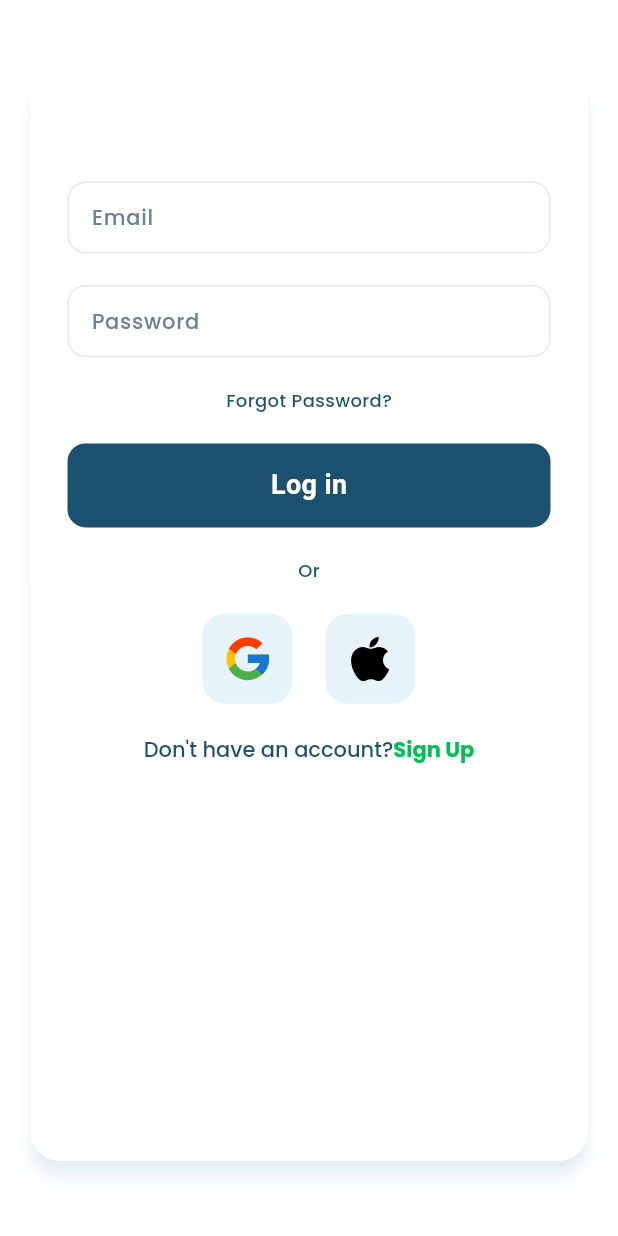
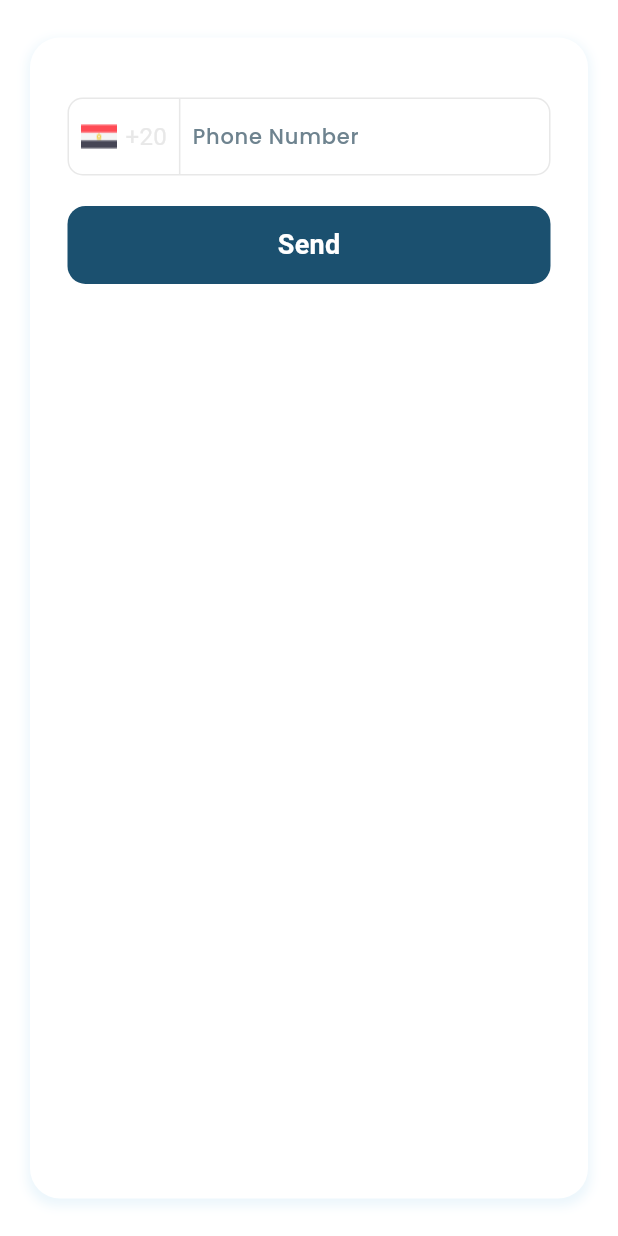
Before and after one commit to ahmedyaser12/HEDG, a Flutter app: the BuildCard widget shown alone on an empty page, opened directly, on a phone screen of 412 x 824 dp. Run offline on Flutter 3.47's test engine with Material 3 defaults, Android fonts, the phone set to English and light mode, and no system bars; our stand-ins replace dio, dots_indicator, flutter_bloc, flutter_screenutil, flutter_svg, get_it and 1 more.

Commit message:
finish forget_screen.dart

```diff
--- a/lib/core/routing/app_router.dart
+++ b/lib/core/routing/app_router.dart
@@ -3,6 +3,7 @@ import 'package:flutter_bloc/flutter_bloc.dart';
 import 'package:hedg/core/routing/routs_names.dart';
 import 'package:hedg/screens/login-screen/ui/login_screen.dart';
 
+import '../../screens/forget_password_screen/Ui/forget_screen.dart';
 import '../../screens/onboarding_screen/Ui/on_boarding_screen.dart';
 import '../../screens/onboarding_screen/logic/onboarding_cubit.dart';
 
@@ -21,6 +22,11 @@ class AppRouter {
               )),
         );
 
+      case RouteName.FORGOT_PASSWORD:
+        return MaterialPageRoute(
+          builder: ((context) => const ForgotPasswordScreen()),
+        );
+
       default:
         return null;
     }
--- a/lib/core/routing/routs_names.dart
+++ b/lib/core/routing/routs_names.dart
@@ -2,6 +2,7 @@ class RouteName {
   static const String LOGIN = '/phone_login';
   static const String ONBOARDING = '/onboarding';
   static const String SIGNUP = '/sign_up';
+  static const String FORGOT_PASSWORD = '/forgot_password';
   static const String VERIFICATION = '/verify';
 
 }
--- a/lib/core/utils/app_string.dart
+++ b/lib/core/utils/app_string.dart
@@ -21,4 +21,21 @@ class AppStrings {
   static const String loginDontHaveAccount = 'Don\'t have an account?';
   static const String loginSignUp = 'Sign Up';
   static const String loginButton = 'Log in';
+  //signup strings
+  static const String signupTitle = 'Create Your Account';
+  static const String signupSubTitle = 'Enter your details to continue';
+  static const String signupNameHint = 'Name';
+  static const String signupEmailHint = 'Email';
+  static const String signupPasswordHint = 'Password';
+  static const String signupButton = 'Sign Up';
+  static const String signupAlreadyHaveAccount = 'Already have an account?';
+  static const String signupLogin = 'Log In';
+
+  //forget password strings
+  static const String forgetPasswordTitle = 'Forgot Password?';
+  static const String forgetPasswordSubTitle = 'Enter your phone number to reset your\npassword';
+  static const String forgetPasswordHint = 'Phone Number';
+  static const String forgetPasswordSend = 'Send';
+  static const String forgetPasswordResendTimer = 'Re-Send Code In 0:30';
+
 }
--- a/lib/core/utils/styles.dart
+++ b/lib/core/utils/styles.dart
@@ -19,6 +19,12 @@ class TextStyles {
     fontSize: 14,
     fontWeight: FontWeight.w500,
     color: AppColors.greyColor,
+  );
+  static TextStyle font14SecondaryW700 = TextStyle(
+    fontFamily: 'Poppins',
+    fontSize: 14,
+    fontWeight: FontWeight.w700,
+    color: AppColors.secondary,
   );
   static TextStyle font12Primary500weight = TextStyle(
     fontSize: 12,
--- a/lib/core/widgets/build_card.dart
+++ b/lib/core/widgets/build_card.dart
@@ -4,26 +4,34 @@ import '../utils/colors.dart';
 
 class BuildCard extends StatelessWidget {
   final Widget body;
+  final double marginVertical;
+  final double paddingVertical;
 
   const BuildCard({
     super.key,
     required this.body,
+    this.marginVertical = 50,
+    this.paddingVertical = 50,
   });
 
   @override
   Widget build(BuildContext context) {
-    return Card(
-      elevation: 5,
-      shadowColor: AppColors.lightBlueColor.withOpacity(0.2),
-      margin: const EdgeInsets.symmetric(horizontal: 20, vertical: 50),
-      shape: RoundedRectangleBorder(
+    return Container(
+      margin: EdgeInsets.symmetric(horizontal: 20, vertical: marginVertical),
+      padding: EdgeInsets.symmetric(horizontal: 25, vertical: paddingVertical),
+      decoration: BoxDecoration(
         borderRadius: BorderRadius.circular(20),
+        color: Colors.white,
+        boxShadow: [
+          BoxShadow(
+            color: AppColors.lightBlueColor.withOpacity(0.08),
+            spreadRadius: 2,
+            blurRadius: 5,
+            offset: const Offset(0, 3),
+          ),
+        ],
       ),
-      color: AppColors.whiteColor,
-      child: Padding(
-        padding: const EdgeInsets.symmetric(horizontal: 25, vertical: 50),
-        child: body,
-      ),
+      child: body,
     );
   }
 }
--- a/lib/core/widgets/divider_widget.dart
+++ b/lib/core/widgets/divider_widget.dart
@@ -1,10 +1,8 @@
 import 'package:flutter/material.dart';
 
 import '../utils/colors.dart';
-import '../utils/styles.dart';
 
 class DividerWidget extends StatelessWidget {
-
   const DividerWidget({
     super.key,
   });
--- /dev/null
+++ b/lib/screens/forget_password_screen/Ui/widget/card_content.dart
@@ -0,0 +1,75 @@
+import 'package:flutter/material.dart';
+
+import '../../../../core/utils/app_string.dart';
+import '../../../../core/utils/colors.dart';
+import '../../../../core/utils/common_functions.dart';
+import '../../../../core/utils/styles.dart';
+import '../../../../core/widgets/app_buttons.dart';
+
+class CardContent extends StatelessWidget {
+  const CardContent({
+    super.key,
+  });
+
+  @override
+  Widget build(BuildContext context) {
+    return Column(
+      children: [
+        Container(
+          padding: const EdgeInsets.symmetric(horizontal: 8.0),
+          decoration: BoxDecoration(
+            border: Border.all(
+              color: AppColors.gery50,
+            ),
+            borderRadius: BorderRadius.circular(10.0),
+          ),
+          child: Row(
+            children: <Widget>[
+              Row(
+                children: <Widget>[
+                  Image.asset(
+                    'assets/images/account - 2-image.png',
+                    // Make sure you have this asset in your project
+                    width: 24,
+                    height: 24,
+                  ),
+                  widthSpace(5),
+                  Text(
+                    '+20',
+                    style: TextStyle(
+                      fontSize: 16,
+                      color: AppColors.gery50,
+                    ),
+                  ),
+                ],
+              ),
+              // Add the vertical line
+              Container(
+                width: 1,
+                height: 50,
+                color: AppColors.gery50,
+                margin: const EdgeInsets.symmetric(horizontal: 8.0),
+              ),
+              Expanded(
+                child: TextField(
+                  keyboardType: TextInputType.phone,
+                  decoration: InputDecoration(
+                    border: InputBorder.none,
+                    hintText: AppStrings.forgetPasswordHint,
+                    hintStyle: TextStyles.font14greyW500,
+                  ),
+                ),
+              ),
+            ],
+          ),
+        ),
+        heightSpace(20),
+        primaryButton(
+          title: AppStrings.forgetPasswordSend,
+          borderRadius: 12,
+          verticalHeight: 13,
+        ),
+      ],
+    );
+  }
+}
--- a/pubspec.yaml
+++ b/pubspec.yaml
@@ -32,6 +32,7 @@ dependencies:
   flutter_screenutil: ^5.9.3
   google_fonts: ^6.2.1
   path_provider: ^2.1.3
+  intl_phone_number_input: ^0.7.4
 dev_dependencies:
   flutter_test:
     sdk: flutter
```
Also changed, not shown: lib/screens/forget_password_screen/Ui/forget_screen.dart (added, +59 -0 lines).
